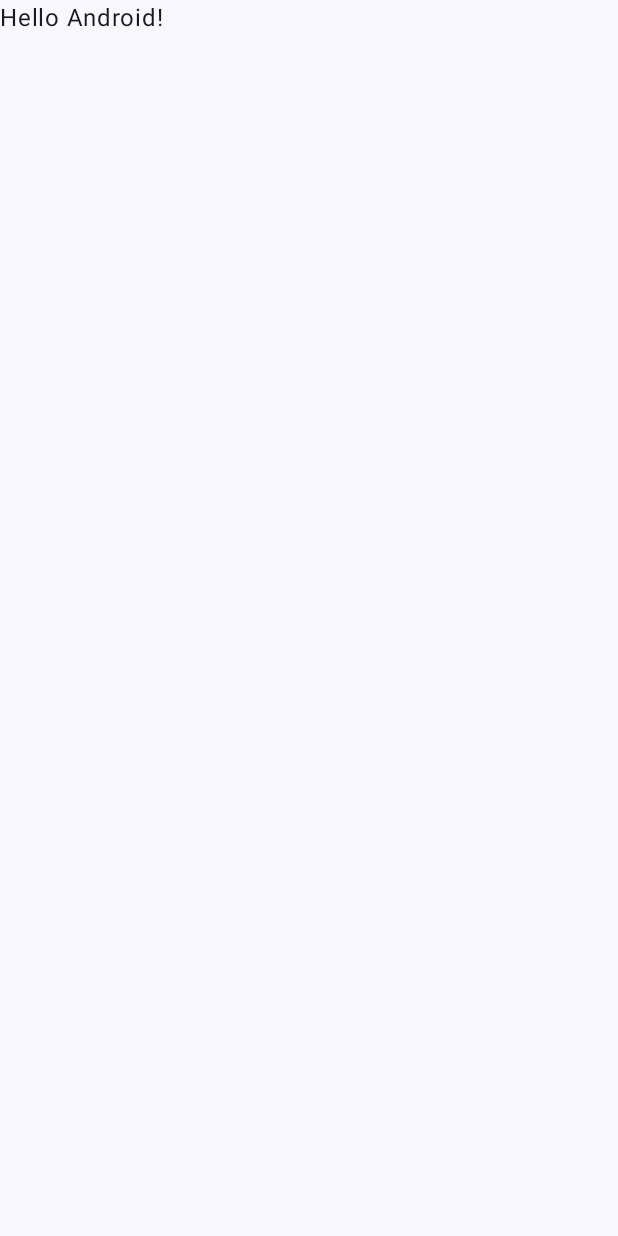
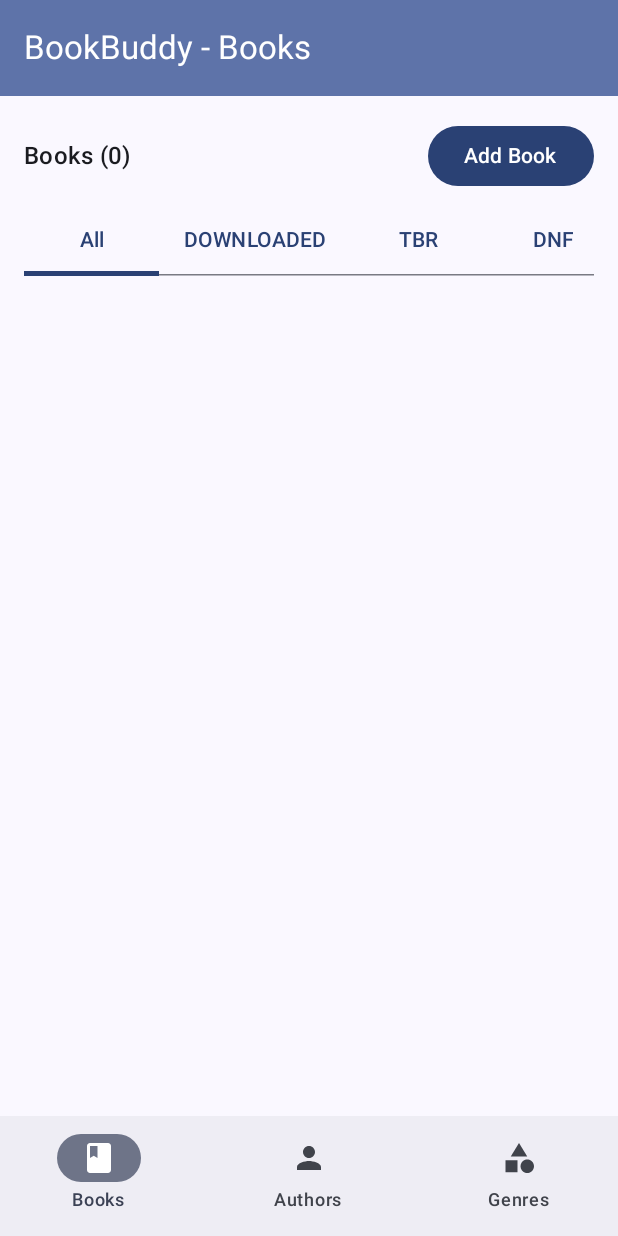
Before and after one commit to stu2401321011/MobileApps2025-2401321011-, an Android app built with Jetpack Compose: the screen it shows after launch (MainActivity), on a phone screen of 412 x 824 dp. Before the commit the screen is almost empty. Run offline under Robolectric (Android 15) with nearby library versions, the phone set to English and light mode, and no system bars; our stand-ins replace Room's generated code.

Commit message:
viewModel + simple ui

```diff
--- a/app/build.gradle.kts
+++ b/app/build.gradle.kts
@@ -44,6 +44,8 @@ dependencies {
     implementation(libs.androidx.compose.ui)
     implementation(libs.androidx.compose.ui.graphics)
     implementation(libs.androidx.compose.ui.tooling.preview)
+    implementation("androidx.lifecycle:lifecycle-viewmodel-compose")
+    implementation("androidx.compose.material:material-icons-extended")
     implementation("org.jetbrains.kotlinx:kotlinx-coroutines-core:1.10.2")
     implementation(libs.androidx.core.ktx)
     implementation(libs.androidx.lifecycle.runtime.ktx)
--- a/app/src/main/java/com/example/bookbuddy/MainActivity.kt
+++ b/app/src/main/java/com/example/bookbuddy/MainActivity.kt
@@ -4,13 +4,7 @@ import android.os.Bundle
 import androidx.activity.ComponentActivity
 import androidx.activity.compose.setContent
 import androidx.activity.enableEdgeToEdge
-import androidx.compose.foundation.layout.fillMaxSize
-import androidx.compose.foundation.layout.padding
-import androidx.compose.material3.Scaffold
-import androidx.compose.material3.Text
-import androidx.compose.runtime.Composable
-import androidx.compose.ui.Modifier
-import androidx.compose.ui.tooling.preview.Preview
+import com.example.bookbuddy.ui.MainScreen
 import com.example.bookbuddy.ui.theme.BookBuddyTheme
 
 class MainActivity : ComponentActivity() {
@@ -19,29 +13,8 @@ class MainActivity : ComponentActivity() {
         enableEdgeToEdge()
         setContent {
             BookBuddyTheme {
-                Scaffold(modifier = Modifier.fillMaxSize()) { innerPadding ->
-                    Greeting(
-                        name = "Android",
-                        modifier = Modifier.padding(innerPadding)
-                    )
-                }
+                MainScreen()
             }
         }
     }
 }
-
-@Composable
-fun Greeting(name: String, modifier: Modifier = Modifier) {
-    Text(
-        text = "Hello $name!",
-        modifier = modifier
-    )
-}
-
-@Preview(showBackground = true)
-@Composable
-fun GreetingPreview() {
-    BookBuddyTheme {
-        Greeting("hulk")
-    }
-}
--- a/app/src/main/java/com/example/bookbuddy/database/BookDatabase.kt
+++ b/app/src/main/java/com/example/bookbuddy/database/BookDatabase.kt
@@ -2,18 +2,23 @@ package com.example.bookbuddy.database
 
 import androidx.room.Database
 import androidx.room.RoomDatabase
+import androidx.room.TypeConverters
 import com.example.bookbuddy.database.dao.AuthorDao
 import com.example.bookbuddy.database.dao.BookDao
 import com.example.bookbuddy.database.dao.GenreDao
+import com.example.bookbuddy.database.entity.Author
+import com.example.bookbuddy.database.entity.Book
+import com.example.bookbuddy.database.entity.BookStatusConverter
 import com.example.bookbuddy.database.entity.Genre
 
 @Database(
-    entities = [Genre::class], // add the rest here
+    entities = [Genre::class, Author::class, Book::class],
     version = 1
 )
+@TypeConverters(BookStatusConverter::class)
 abstract class BookDatabase: RoomDatabase() {
 
     abstract val genre: GenreDao
-//    abstract val book: BookDao
-//    abstract val author: AuthorDao
+    abstract val book: BookDao
+    abstract val author: AuthorDao
 }
--- /dev/null
+++ b/app/src/main/java/com/example/bookbuddy/database/DatabaseProvider.kt
@@ -0,0 +1,21 @@
+package com.example.bookbuddy.database
+
+import android.content.Context
+import androidx.room.Room
+
+object DatabaseProvider {
+    @Volatile
+    private var INSTANCE: BookDatabase? = null
+
+    fun getDatabase(context: Context): BookDatabase {
+        return INSTANCE ?: synchronized(this) {
+            val instance = Room.databaseBuilder(
+                context.applicationContext,
+                BookDatabase::class.java,
+                "book_buddy_database"
+            ).build()
+            INSTANCE = instance
+            instance
+        }
+    }
+}
--- a/app/src/main/java/com/example/bookbuddy/database/dao/AuthorDao.kt
+++ b/app/src/main/java/com/example/bookbuddy/database/dao/AuthorDao.kt
@@ -1,4 +1,28 @@
 package com.example.bookbuddy.database.dao
 
+import androidx.room.Dao
+import androidx.room.Delete
+import androidx.room.Insert
+import androidx.room.OnConflictStrategy
+import androidx.room.Query
+import androidx.room.Update
+import com.example.bookbuddy.database.entity.Author
+import kotlinx.coroutines.flow.Flow
+
+@Dao
 interface AuthorDao {
+    @Insert(onConflict = OnConflictStrategy.REPLACE)
+    suspend fun insertAuthor(author: Author)
+
+    @Query("SELECT * FROM authors")
+    fun getAllAuthors(): Flow<List<Author>>
+
+    @Query("SELECT * FROM authors WHERE name = :name")
+    fun getAuthorByName(name: String): Flow<Author?>
+
+    @Update
+    suspend fun updateAuthor(author: Author)
+
+    @Delete
+    suspend fun deleteAuthor(author: Author)
 }
--- a/app/src/main/java/com/example/bookbuddy/database/dao/BookDao.java
+++ /dev/null
@@ -1,4 +0,0 @@
-package com.example.bookbuddy.database.dao;
-
-public interface BookDao {
-}
--- /dev/null
+++ b/app/src/main/java/com/example/bookbuddy/database/dao/BookDao.kt
@@ -0,0 +1,47 @@
+package com.example.bookbuddy.database.dao
+
+import androidx.room.Dao
+import androidx.room.Delete
+import androidx.room.Insert
+import androidx.room.OnConflictStrategy
+import androidx.room.Query
+import androidx.room.Update
+import com.example.bookbuddy.database.entity.Book
+import com.example.bookbuddy.database.entity.BookStatus
+import kotlinx.coroutines.flow.Flow
+
+@Dao
+interface BookDao {
+    @Insert(onConflict = OnConflictStrategy.REPLACE)
+    suspend fun insertBook(book: Book): Long
+
+    @Update
+    suspend fun updateBook(book: Book)
+
+    @Delete
+    suspend fun deleteBook(book: Book)
+
+    @Query("SELECT * FROM books")
+    fun getAllBooks(): Flow<List<Book>>
+
+    @Query("SELECT * FROM books WHERE id = :id")
+    fun getBookById(id: Int): Flow<Book?>
+
+    @Query("SELECT * FROM books WHERE author = :authorName")
+    fun getBooksByAuthor(authorName: String): Flow<List<Book>>
+
+    @Query("SELECT * FROM books WHERE genre = :genreId")
+    fun getBooksByGenre(genreId: Int): Flow<List<Book>>
+
+    @Query("SELECT * FROM books WHERE status = :status")
+    fun getBooksByStatus(status: BookStatus): Flow<List<Book>>
+
+    @Query("SELECT * FROM books WHERE favourite = 1")
+    fun getFavouriteBooks(): Flow<List<Book>>
+
+    @Query("SELECT * FROM books ORDER BY date DESC")
+    fun getBooksSortedByDate(): Flow<List<Book>>
+
+    @Query("SELECT * FROM books ORDER BY rating DESC")
+    fun getBooksSortedByRating(): Flow<List<Book>>
+}
--- /dev/null
+++ b/app/src/main/java/com/example/bookbuddy/database/entity/BookStatus.kt
@@ -0,0 +1,29 @@
+package com.example.bookbuddy.database.entity
+
+import androidx.room.TypeConverter
+
+enum class BookStatus(val value: String) {
+    DOWNLOADED("downloaded"),
+    TBR("tbr"),
+    DNF("dnf"),
+    READING("reading"),
+    FINISHED("finished");
+
+    companion object {
+        fun fromValue(value: String): BookStatus {
+            return entries.find { it.value.equals(value, ignoreCase = true) } ?: DOWNLOADED
+        }
+    }
+}
+
+class BookStatusConverter {
+    @TypeConverter
+    fun fromBookStatus(status: BookStatus): String {
+        return status.value
+    }
+
+    @TypeConverter
+    fun toBookStatus(value: String): BookStatus {
+        return BookStatus.fromValue(value)
+    }
+}
--- /dev/null
+++ b/app/src/main/java/com/example/bookbuddy/ui/MainScreen.kt
@@ -0,0 +1,250 @@
+package com.example.bookbuddy.ui
+
+import androidx.compose.foundation.layout.*
+import androidx.compose.foundation.lazy.LazyColumn
+import androidx.compose.foundation.lazy.items
+import androidx.compose.material.icons.Icons
+import androidx.compose.material.icons.filled.Book
+import androidx.compose.material.icons.filled.Category
+import androidx.compose.material.icons.filled.Person
+import androidx.compose.material3.*
+import androidx.compose.runtime.*
+import androidx.compose.ui.Alignment
+import androidx.compose.ui.Modifier
+import androidx.compose.ui.graphics.vector.ImageVector
+import androidx.compose.ui.unit.dp
+import androidx.lifecycle.viewmodel.compose.viewModel
+import com.example.bookbuddy.database.entity.Author
+import com.example.bookbuddy.database.entity.Book
+import com.example.bookbuddy.database.entity.BookStatus
+import com.example.bookbuddy.database.entity.Genre
+import com.example.bookbuddy.viewmodel.BookViewModel
+
+sealed class Screen(val route: String, val title: String, val icon: ImageVector) {
+    object Books : Screen("books", "Books", Icons.Default.Book)
+    object Authors : Screen("authors", "Authors", Icons.Default.Person)
+    object Genres : Screen("genres", "Genres", Icons.Default.Category)
+}
+
+@OptIn(ExperimentalMaterial3Api::class)
+@Composable
+fun MainScreen(viewModel: BookViewModel = viewModel()) {
+    var selectedScreen by remember { mutableStateOf<Screen>(Screen.Books) }
+    val books by viewModel.allBooks.collectAsState()
+    val authors by viewModel.allAuthors.collectAsState()
+    val genres by viewModel.allGenres.collectAsState()
+
+    var selectedStatusFilter by remember { mutableStateOf<BookStatus?>(null) }
+
+    Scaffold(
+        topBar = {
+            TopAppBar(
+                title = { Text("BookBuddy - ${selectedScreen.title}") },
+                colors = TopAppBarDefaults.topAppBarColors(
+                    containerColor = MaterialTheme.colorScheme.primaryContainer,
+                    titleContentColor = MaterialTheme.colorScheme.onPrimaryContainer
+                )
+            )
+        },
+        bottomBar = {
+            NavigationBar {
+                val items = listOf(Screen.Books, Screen.Authors, Screen.Genres)
+                items.forEach { screen ->
+                    NavigationBarItem(
+                        icon = { Icon(screen.icon, contentDescription = screen.title) },
+                        label = { Text(screen.title) },
+                        selected = selectedScreen == screen,
+                        onClick = { selectedScreen = screen }
+                    )
+                }
+            }
+        }
+    ) { innerPadding ->
+        Box(modifier = Modifier.padding(innerPadding)) {
+            when (selectedScreen) {
+                Screen.Books -> BooksScreen(
+                    books = if (selectedStatusFilter == null) books else books.filter { it.status == selectedStatusFilter },
+                    selectedStatusFilter = selectedStatusFilter,
+                    onStatusFilterChanged = { selectedStatusFilter = it },
+                    onAddSampleBook = {
+                        viewModel.insertBook(
+                            Book(
+                                id = 0,
+                                title = "Sample Book ${System.currentTimeMillis() % 100}",
+                                author = "Unknown Author",
+                                genre = -1,
+                                rating = 4.5,
+                                review = "Great read!",
+                                status = BookStatus.READING,
+                                date = System.currentTimeMillis() / (1000 * 60 * 60 * 24),
+                                favourite = true,
+                                imgpath = ""
+                            )
+                        )
+                    },
+                    onDeleteBook = { viewModel.deleteBook(it) }
+                )
+                Screen.Authors -> AuthorsScreen(
+                    authors = authors,
+                    onAddSampleAuthor = {
+                        viewModel.insertAuthor(
+                            Author(
+                                name = "Author ${System.currentTimeMillis() % 100}",
+                                genre = -1,
+                                magnum = 0
+                            )
+                        )
+                    }
+                )
+                Screen.Genres -> GenresScreen(
+                    genres = genres,
+                    onAddSampleGenre = {
+                        val subId = (System.currentTimeMillis() % 1000).toInt()
+                        viewModel.insertGenre(
+                            Genre(
+                                subId = subId,
+                                mainId = 0,
+                                name = "Genre $subId"
+                            )
+                        )
+                    }
+                )
+            }
+        }
+    }
+}
+
+@Composable
+fun BooksScreen(
+    books: List<Book>,
+    selectedStatusFilter: BookStatus?,
+    onStatusFilterChanged: (BookStatus?) -> Unit,
+    onAddSampleBook: () -> Unit,
+    onDeleteBook: (Book) -> Unit
+) {
+    Column(modifier = Modifier.fillMaxSize().padding(16.dp)) {
+        Row(
+            modifier = Modifier.fillMaxWidth(),
+            horizontalArrangement = Arrangement.SpaceBetween,
+            verticalAlignment = Alignment.CenterVertically
+        ) {
+            Text("Books (${books.size})", style = MaterialTheme.typography.titleMedium)
+            Button(onClick = onAddSampleBook) {
+                Text("Add Book")
+            }
+        }
+
+        Spacer(modifier = Modifier.height(8.dp))
+
+        // Status Filter Tabs
+        ScrollableTabRow(
+            selectedTabIndex = if (selectedStatusFilter == null) 0 else BookStatus.entries.indexOf(selectedStatusFilter) + 1,
+            edgePadding = 0.dp
+        ) {
+            Tab(
+                selected = selectedStatusFilter == null,
+                onClick = { onStatusFilterChanged(null) },
+                text = { Text("All") }
+            )
+            BookStatus.entries.forEach { status ->
+                Tab(
+                    selected = selectedStatusFilter == status,
+                    onClick = { onStatusFilterChanged(status) },
+                    text = { Text(status.value.uppercase()) }
+                )
+            }
+        }
+
+        Spacer(modifier = Modifier.height(8.dp))
+
+        LazyColumn(modifier = Modifier.fillMaxSize()) {
+            items(books) { book ->
+                Card(
+                    modifier = Modifier.fillMaxWidth().padding(vertical = 4.dp),
+                    elevation = CardDefaults.cardElevation(2.dp)
+                ) {
+                    Column(modifier = Modifier.padding(12.dp)) {
+                        Row(
+                            modifier = Modifier.fillMaxWidth(),
+                            horizontalArrangement = Arrangement.SpaceBetween
+                        ) {
+                            Text(book.title, style = MaterialTheme.typography.titleMedium)
+                            Text(book.status.value.uppercase(), style = MaterialTheme.typography.labelMedium)
+                        }
+                        Text("Author: ${book.author}", style = MaterialTheme.typography.bodyMedium)
+                        if (book.rating != null) {
+                            Text("Rating: ${book.rating} / 5", style = MaterialTheme.typography.bodySmall)
+                        }
+                        TextButton(onClick = { onDeleteBook(book) }) {
+                            Text("Delete", color = MaterialTheme.colorScheme.error)
+                        }
+                    }
+                }
+            }
+        }
+    }
+}
+
+@Composable
+fun AuthorsScreen(authors: List<Author>, onAddSampleAuthor: () -> Unit) {
+    Column(modifier = Modifier.fillMaxSize().padding(16.dp)) {
+        Row(
+            modifier = Modifier.fillMaxWidth(),
+            horizontalArrangement = Arrangement.SpaceBetween,
+            verticalAlignment = Alignment.CenterVertically
+        ) {
+            Text("Authors (${authors.size})", style = MaterialTheme.typography.titleMedium)
+            Button(onClick = onAddSampleAuthor) {
+                Text("Add Author")
+            }
+        }
+
+        Spacer(modifier = Modifier.height(16.dp))
+
+        LazyColumn(modifier = Modifier.fillMaxSize()) {
+            items(authors) { author ->
+                Card(
+                    modifier = Modifier.fillMaxWidth().padding(vertical = 4.dp),
+                    elevation = CardDefaults.cardElevation(2.dp)
+                ) {
+                    Column(modifier = Modifier.padding(12.dp)) {
+                        Text(author.name, style = MaterialTheme.typography.titleMedium)
+                        Text("Magnum ID: ${author.magnum}", style = MaterialTheme.typography.bodySmall)
+                    }
+                }
+            }
+        }
+    }
+}
+
+@Composable
+fun GenresScreen(genres: List<Genre>, onAddSampleGenre: () -> Unit) {
+    Column(modifier = Modifier.fillMaxSize().padding(16.dp)) {
+        Row(
+            modifier = Modifier.fillMaxWidth(),
+            horizontalArrangement = Arrangement.SpaceBetween,
+            verticalAlignment = Alignment.CenterVertically
+        ) {
+            Text("Genres (${genres.size})", style = MaterialTheme.typography.titleMedium)
+            Button(onClick = onAddSampleGenre) {
+                Text("Add Genre")
+            }
+        }
+
+        Spacer(modifier = Modifier.height(16.dp))
+
+        LazyColumn(modifier = Modifier.fillMaxSize()) {
+            items(genres) { genre ->
+                Card(
+                    modifier = Modifier.fillMaxWidth().padding(vertical = 4.dp),
+                    elevation = CardDefaults.cardElevation(2.dp)
+                ) {
+                    Column(modifier = Modifier.padding(12.dp)) {
+                        Text(genre.name, style = MaterialTheme.typography.titleMedium)
+                        Text("Sub ID: ${genre.subId} | Main ID: ${genre.mainId}", style = MaterialTheme.typography.bodySmall)
+                    }
+                }
+            }
+        }
+    }
+}
--- /dev/null
+++ b/app/src/main/java/com/example/bookbuddy/viewmodel/BookViewModel.kt
@@ -0,0 +1,53 @@
+package com.example.bookbuddy.viewmodel
+
+import android.app.Application
+import androidx.lifecycle.AndroidViewModel
+import androidx.lifecycle.viewModelScope
+import com.example.bookbuddy.database.DatabaseProvider
+import com.example.bookbuddy.database.entity.Author
+import com.example.bookbuddy.database.entity.Book
+import com.example.bookbuddy.database.entity.Genre
+import kotlinx.coroutines.flow.SharingStarted
+import kotlinx.coroutines.flow.StateFlow
+import kotlinx.coroutines.flow.stateIn
+import kotlinx.coroutines.launch
+
+class BookViewModel(application: Application) : AndroidViewModel(application) {
+    private val database = DatabaseProvider.getDatabase(application)
+    private val bookDao = database.book
+    private val authorDao = database.author
+    private val genreDao = database.genre
+
+    val allBooks: StateFlow<List<Book>> = bookDao.getAllBooks()
+        .stateIn(viewModelScope, SharingStarted.WhileSubscribed(5000), emptyList())
+
+    val allAuthors: StateFlow<List<Author>> = authorDao.getAllAuthors()
+        .stateIn(viewModelScope, SharingStarted.WhileSubscribed(5000), emptyList())
+
+    val allGenres: StateFlow<List<Genre>> = genreDao.getAllGenres()
+        .stateIn(viewModelScope, SharingStarted.WhileSubscribed(5000), emptyList())
+
+    fun insertBook(book: Book) {
+        viewModelScope.launch {
+            bookDao.insertBook(book)
+        }
+    }
+
+    fun deleteBook(book: Book) {
+        viewModelScope.launch {
+            bookDao.deleteBook(book)
+        }
+    }
+
+    fun insertAuthor(author: Author) {
+        viewModelScope.launch {
+            authorDao.insertAuthor(author)
+        }
+    }
+
+    fun insertGenre(genre: Genre) {
+        viewModelScope.launch {
+            genreDao.insertGenre(genre)
+        }
+    }
+}
```
Also changed, not shown: app/src/main/java/com/example/bookbuddy/database/entity/Book.kt (+4 -5 lines).
